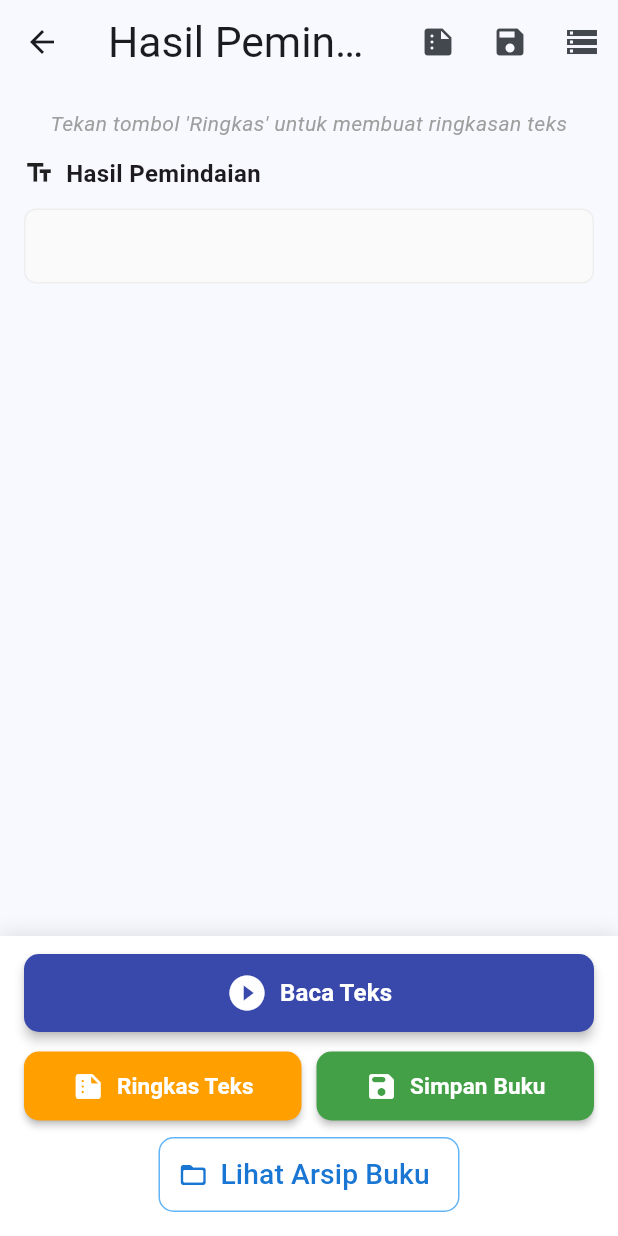
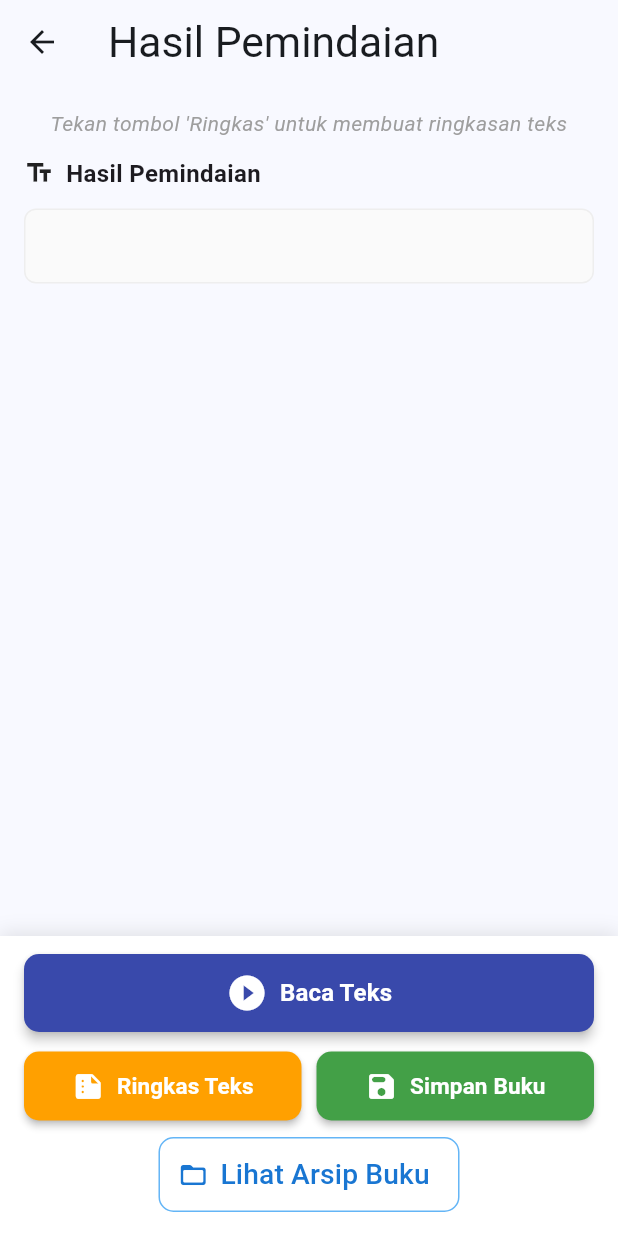
Before and after one commit to AdrianID/OCR_Flutter, a Flutter app: the TextResultPage screen opened directly with empty values, on a phone screen of 412 x 824 dp. Run offline on Flutter 3.47's test engine with Material 3 defaults, Android fonts, the phone set to English and light mode, and no system bars; our stand-ins replace camera, flutter_tts, permission_handler, shared_preferences, speech_to_text; missing offline and left inert: google_mlkit_text_recognition; accounts and stored records are empty.

Commit message:
refactor: remove action buttons from text result page for a cleaner UI

```diff
--- a/lib/pages/text_result_page.dart
+++ b/lib/pages/text_result_page.dart
@@ -390,23 +390,6 @@ class _TextResultPageState extends State<TextResultPage> {
     return Scaffold(
       appBar: AppBar(
         title: const Text('Hasil Pemindaian'),
-        actions: [
-          IconButton(
-            icon: const Icon(Icons.summarize),
-            onPressed: _isSummarizing ? null : _summarizeText,
-            tooltip: 'Ringkas Teks',
-          ),
-          IconButton(
-            icon: const Icon(Icons.save),
-            onPressed: _isSaving ? null : _saveAudioBook,
-            tooltip: 'Simpan Buku',
-          ),
-          IconButton(
-            icon: const Icon(Icons.storage),
-            onPressed: _navigateToStoragePage,
-            tooltip: 'Lihat Penyimpanan',
-          ),
-        ],
       ),
       body: GestureDetector(
         // Add double tap detection to force service reset as a failsafe
```
